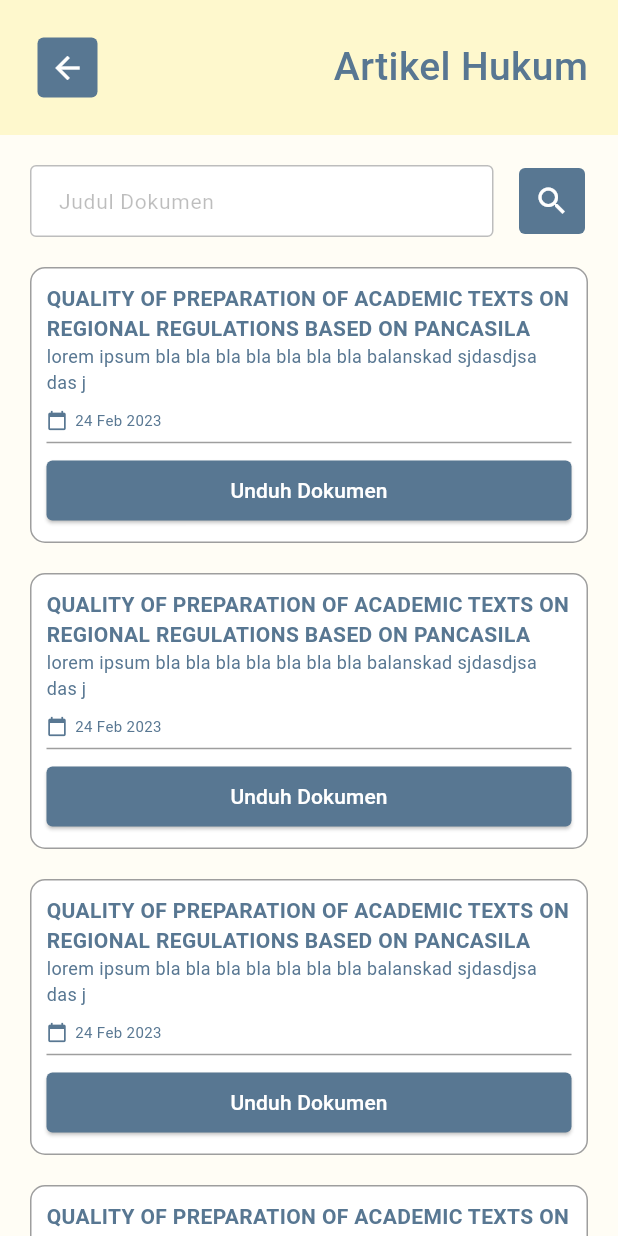
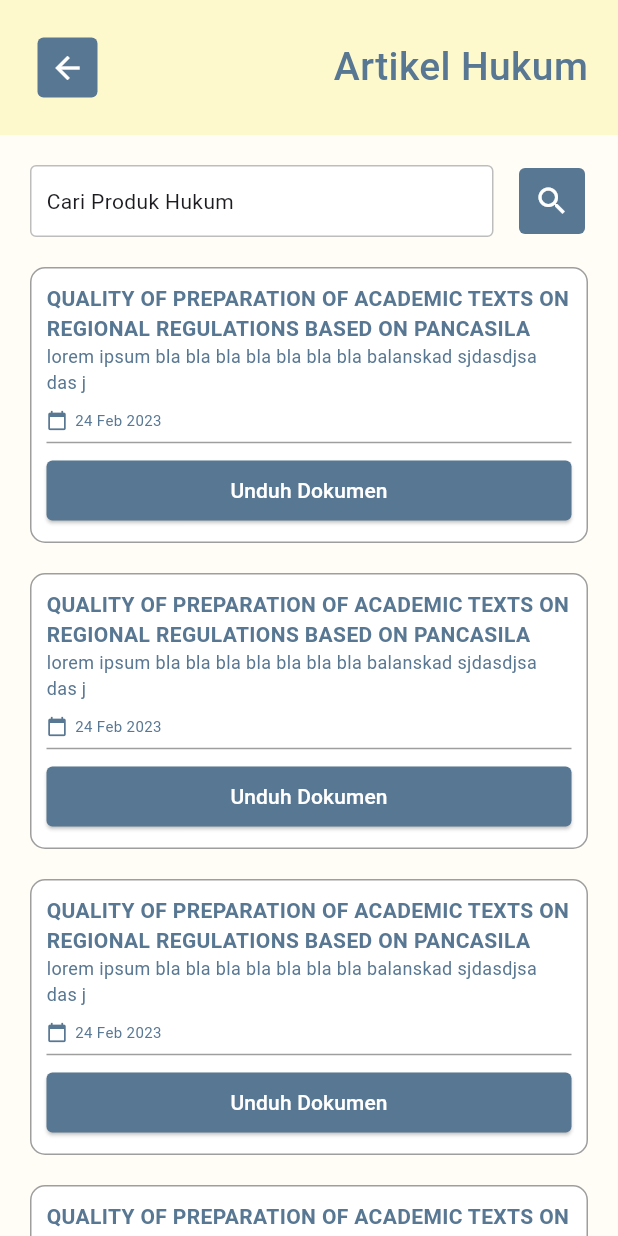
Before and after one commit to maybeenang/JDIH-prov-lampung, a Flutter app: the ArtikelHukumPage screen opened by its route, on a phone screen of 412 x 824 dp. Run offline on Flutter 3.47's test engine with Material 2 defaults, Android fonts, the phone set to English and light mode, and no system bars; our stand-ins replace dio, flutter_dotenv, flutter_hooks, flutter_svg, freezed_annotation, go_router and 4 more; missing offline and left inert: flutter_file_downloader; generated files the repository leaves out were written again; network calls fail.

Commit message:
features: fix search

```diff
--- a/lib/components/search_box.dart
+++ b/lib/components/search_box.dart
@@ -1,4 +1,5 @@
 import 'package:flutter/material.dart';
+import 'package:go_router/go_router.dart';
 
 import '../styles/colors.dart';
 
@@ -7,31 +8,23 @@ class SearchBox extends StatelessWidget {
 
   @override
   Widget build(BuildContext context) {
-    return Row(
+    return GestureDetector(
+      onTap: () {
+        context.push('/produkhukum');
+      },
+      child: Row(
         mainAxisAlignment: MainAxisAlignment.spaceBetween,
         children: [
           SizedBox(
             width: MediaQuery.of(context).size.width * 0.75,
-          child: TextField(
-            decoration: InputDecoration(
-              hintText: 'Judul Dokumen',
-              hintStyle: const TextStyle(
-                color: Colors.black26,
-                fontSize: 14,
+            child: Container(
+              padding: const EdgeInsets.symmetric(horizontal: 10, vertical: 13),
+              decoration: BoxDecoration(
+                borderRadius: BorderRadius.circular(4.0),
+                color: Colors.white,
+                border: Border.all(color: Colors.black26),
               ),
-              enabledBorder: OutlineInputBorder(
-                borderSide: const BorderSide(
-                  color: Colors.black26,
-                ),
-                borderRadius: BorderRadius.circular(4.0),
-              ),
-              border: OutlineInputBorder(
-                borderRadius: BorderRadius.circular(4.0),
-              ),
-              filled: true,
-              fillColor: Colors.white,
-              contentPadding: const EdgeInsets.symmetric(horizontal: 15.0),
-            ),
+              child: const Text("Cari Produk Hukum"),
             ),
           ),
           IconButton.filled(
@@ -50,6 +43,7 @@ class SearchBox extends StatelessWidget {
               icon: const Icon(Icons.search),
               color: Colors.white),
         ],
+      ),
     );
   }
 }
--- a/lib/providers/produkhukum_controller.dart
+++ b/lib/providers/produkhukum_controller.dart
@@ -14,14 +14,15 @@ class ProdukHukumController extends _$ProdukHukumController {
 
   @override
   Future<List<ProdukHukum>?> build() {
-    return _initialFetchProdukHukum();
+    return initialFetchProdukHukum();
   }
 
-  Future<List<ProdukHukum>?> _initialFetchProdukHukum() async {
+  Future<List<ProdukHukum>?> initialFetchProdukHukum() async {
     state = const AsyncValue.loading();
     final initialProdukHukum = await AsyncValue.guard<List<ProdukHukum>>(
       () async {
         try {
+          page = 1;
           String query = "?page=$page";
           final Uri uri = Uri.parse(
             EndPoint.produkHukumBaseUrl + EndPoint.produkHukum + query,
```
Also changed, not shown: lib/pages/produkhukum_page.dart (+8 -1 lines), 1 other file. Lines whose indentation alone changed are shown as unchanged.
